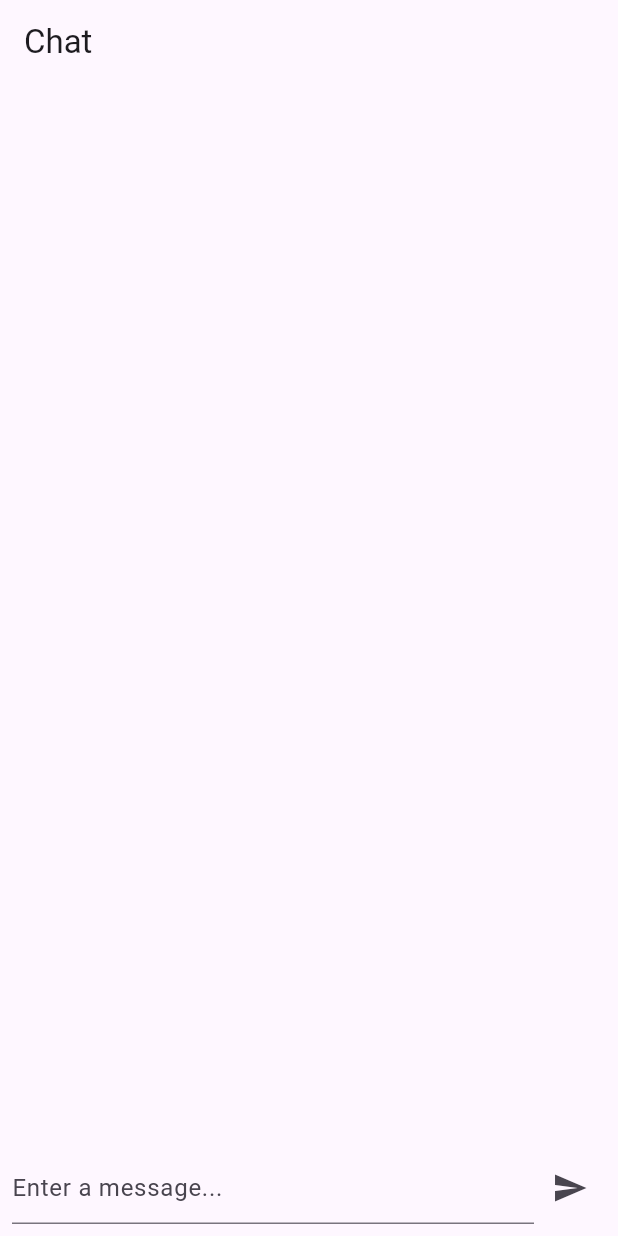
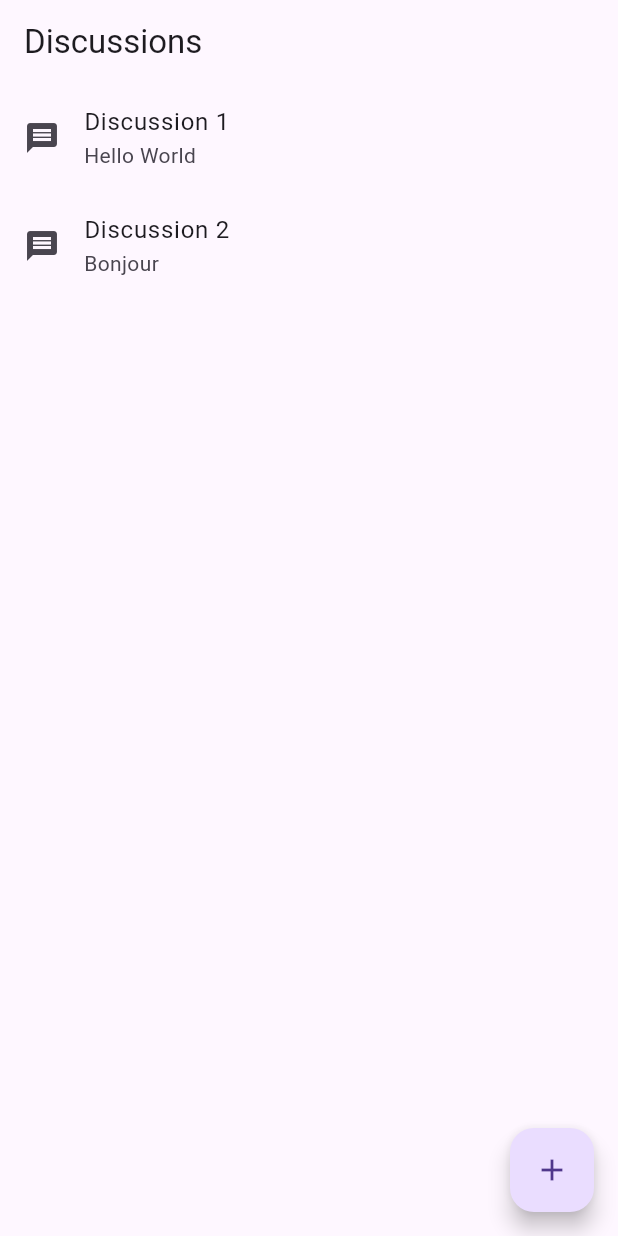
Before and after one commit to EliteWise/lingui_mobile, a Flutter app: the screen it shows after launch, on a phone screen of 412 x 824 dp. Run offline on Flutter 3.47's test engine with Material 3 defaults, Android fonts, the light colour scheme and no system bars.

Commit message:
Implement discussion model

```diff
--- /dev/null
+++ b/lib/main.dart
@@ -0,0 +1,24 @@
+import 'package:flutter/material.dart';
+import 'package:lingui_mobile/views/discussion_page.dart';
+
+void main() {
+  runApp(const LinguiMobile());
+}
+
+class LinguiMobile extends StatelessWidget {
+  const LinguiMobile({super.key});
+
+  @override
+  Widget build(BuildContext context) {
+    return MaterialApp(
+      title: 'Lingui Mobile App',
+      theme: ThemeData(
+        primarySwatch: Colors.blue,
+        visualDensity: VisualDensity.adaptivePlatformDensity,
+      ),
+      home: DiscussionPage(),
+    );
+  }
+
+
+}
--- /dev/null
+++ b/lib/models/discussion.dart
@@ -0,0 +1,22 @@
+class Discussion {
+  String id;
+  String title;
+  List<String> participants;
+  String lastMessage;
+  DateTime lastMessageTime;
+  bool isRead;
+  String type; // 'individual' or 'group'
+  String? imageUrl;
+
+  Discussion({
+    required this.id,
+    required this.title,
+    required this.participants,
+    required this.lastMessage,
+    required this.lastMessageTime,
+    this.isRead = false,
+    this.type = 'individual',
+    this.imageUrl,
+  });
+
+}
--- /dev/null
+++ b/lib/utils/Utils.dart
@@ -0,0 +1 @@
+import 'package:lingui_mobile/models/discussion.dart';
--- a/lib/chat_page.dart
+++ b/lib/views/chat_page.dart
@@ -1,30 +1,9 @@
 import 'package:flutter/material.dart';
 
-void main() {
-  runApp(const LinguiMobile());
-}
+class ChatPage extends StatefulWidget {
+  final String discussionId;
 
-class LinguiMobile extends StatelessWidget {
-  const LinguiMobile({super.key});
-
-  @override
-  Widget build(BuildContext context) {
-    return MaterialApp(
-      title: 'Lingui Mobile App',
-      theme: ThemeData(
-        primarySwatch: Colors.blue,
-        visualDensity: VisualDensity.adaptivePlatformDensity,
-      ),
-      home: const ChatPage(),
-    );
-    throw UnimplementedError();
-  }
-
-
-}
-
-class ChatPage extends StatefulWidget {
-  const ChatPage({super.key});
+  const ChatPage({super.key, required this.discussionId});
 
   @override
   ChatPageState createState() => ChatPageState();
--- /dev/null
+++ b/lib/views/discussion_page.dart
@@ -0,0 +1,65 @@
+import 'package:flutter/material.dart';
+import 'package:lingui_mobile/utils/Utils.dart';
+
+import '../models/discussion.dart';
+import 'chat_page.dart';
+
+class DiscussionPage extends StatefulWidget {
+
+  @override
+  State<StatefulWidget> createState() => _DiscussionPageState();
+
+
+}
+
+class _DiscussionPageState extends State<DiscussionPage> {
+
+  List<Discussion> discussions = [
+    Discussion(id: '1', title: 'Discussion 1', participants: ["Florent"], lastMessage: 'Hello World', lastMessageTime: DateTime.now(), isRead: true, type: 'group'),
+    Discussion(id: '2', title: 'Discussion 2', participants: ["Lucas"], lastMessage: 'Bonjour', lastMessageTime: DateTime.now(), isRead: false, type: 'individual'),
+  ];
+
+  // TODO: Consider using state management package like Provider or Riverpod
+
+  void handleAddDiscussion(Discussion newDiscussion) {
+    setState(() {
+      discussions.add(newDiscussion);
+    });
+  }
+
+  @override
+  Widget build(BuildContext context) {
+    return Scaffold(
+      appBar: AppBar(
+        title: Text('Discussions'),
+      ),
+      body: Container(
+        child: ListView.builder(
+            itemCount: discussions.length ,
+            itemBuilder: (context, index) {
+              return ListTile(
+                leading: Icon(Icons.message),
+                title: Text(discussions[index].title),
+                subtitle: Text(discussions[index].lastMessage),
+                onTap: () {
+                  Navigator.push(
+                    context,
+                    MaterialPageRoute(builder: (context) => ChatPage(discussionId: discussions[index].id),
+                    ),
+                  );
+                },
+              );
+            }
+        )
+      ),
+      floatingActionButton: FloatingActionButton(
+        onPressed: () {
+          var newDiscussion = Discussion(id: '3', title: 'Discussion 3', participants: ["Lucas"], lastMessage: 'Hi', lastMessageTime: DateTime.now(), isRead: false, type: 'individual');
+          handleAddDiscussion(newDiscussion);
+        },
+        child: Icon(Icons.add),
+      ),
+    );
+  }
+
+}
```
